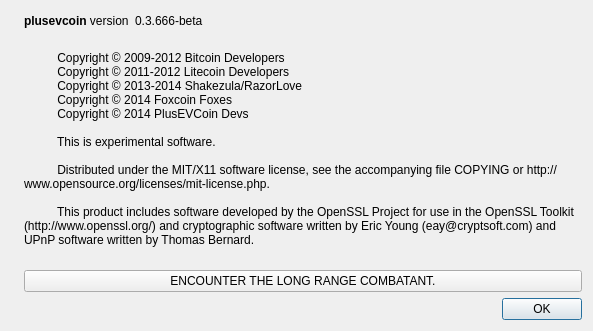
Old version of the form src/qt/forms/aboutdialog.ui in the repository plusevcoin/plusevcoin.
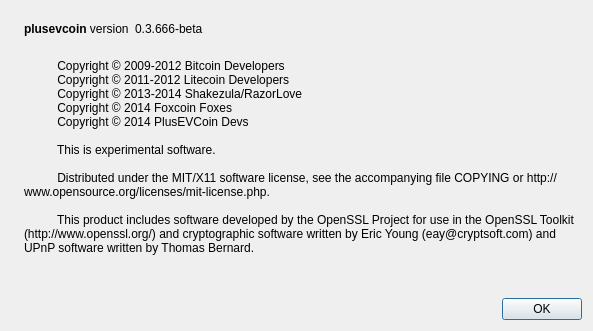
New version of the form. Icons and pictures are not drawn.

The edit to the form file:
```diff
--- a/src/qt/forms/aboutdialog.ui
+++ b/src/qt/forms/aboutdialog.ui
@@ -130,13 +130,6 @@
        </property>
       </spacer>
      </item>
-     <item>
-      <widget class="QPushButton" name="pushButton">
-       <property name="text">
-        <string>ENCOUNTER THE LONG RANGE COMBATANT.</string>
-       </property>
-      </widget>
-     </item>
      <item>
       <widget class="QDialogButtonBox" name="buttonBox">
        <property name="orientation">
```
